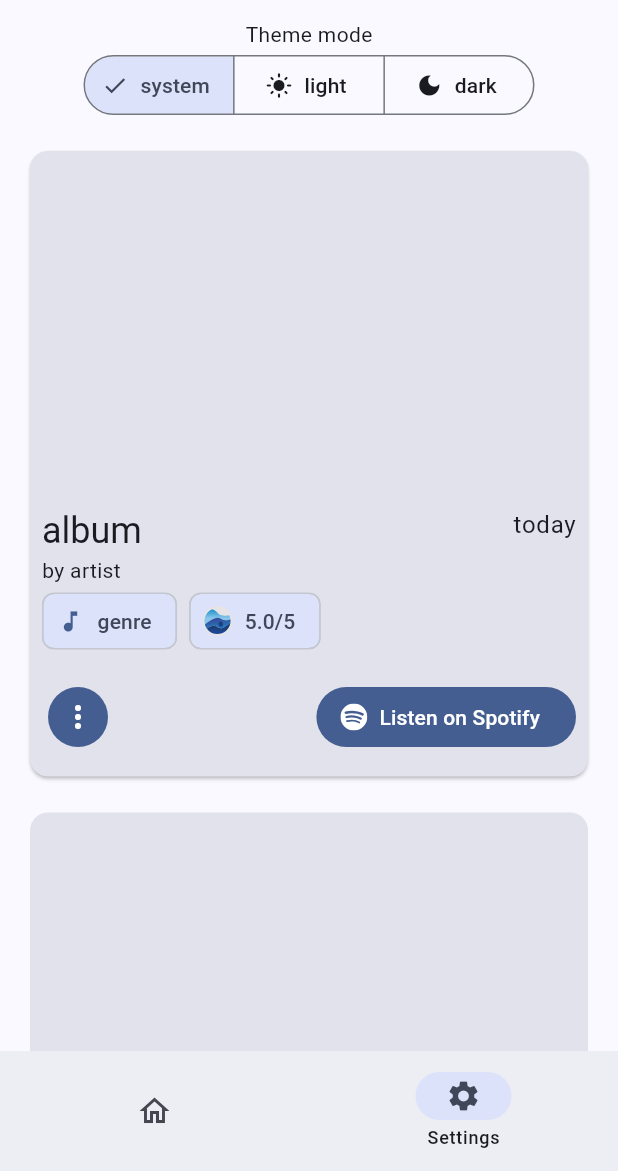
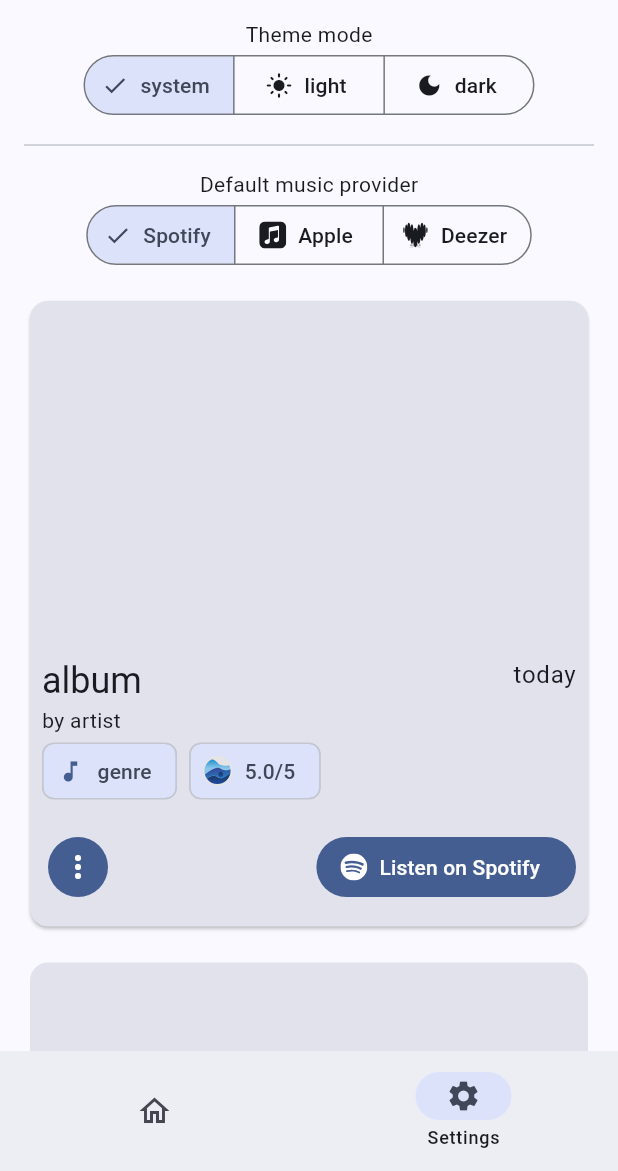
Before and after one commit to apoleon33/cradle, a Flutter app: the screen it shows after launch, item 2 of the bottom bar chosen, on a phone screen of 412 x 824 dp, the part 65-1236 px from its top. Run offline on Flutter 3.47's test engine with Material 3 defaults, Android fonts, the phone set to English and light mode, and no system bars; our stand-ins replace dio, flutter_svg, shared_preferences; network calls fail.

Commit message:
possibility to change default music provider

```diff
--- a/lib/route/home.dart
+++ b/lib/route/home.dart
@@ -1,6 +1,8 @@
 import 'package:cradle/navigation.dart';
 import 'package:cradle/route/settings.dart';
+import 'package:cradle/services.dart';
 import 'package:flutter/material.dart';
+import 'package:provider/provider.dart';
 
 import 'albumCard.dart';
 
@@ -87,7 +89,9 @@
     _createAlbumList();
     List<Widget> albumCards = albumList;
 
-    return Scaffold(
+    return ChangeNotifierProvider(
+      create: (context) => ServiceNotifier(),
+      child: Scaffold(
         appBar: AppBar(
           backgroundColor: Theme.of(context).colorScheme.surface,
           title: Align(
@@ -106,7 +110,8 @@
                     },
                     icon: (!isCard)
                         ? const Icon(Icons.view_list)
-                        : const Icon(Icons.grid_view))
+                        : const Icon(Icons.grid_view),
+                  )
                 ]
               : [],
         ),
@@ -123,8 +128,11 @@
             ),
           ),
         ),
-      bottomNavigationBar:
-          Navigation(callBack: callBack, currentPageIndex: indexPage),
+        bottomNavigationBar: Navigation(
+          callBack: callBack,
+          currentPageIndex: indexPage,
+        ),
+      ),
     );
   }
 }
--- a/lib/route/settings.dart
+++ b/lib/route/settings.dart
@@ -1,7 +1,9 @@
 import 'package:cradle/theme_manager.dart';
 import 'package:flutter/material.dart';
+import 'package:flutter_svg/flutter_svg.dart';
 import 'package:provider/provider.dart';
 import 'package:shared_preferences/shared_preferences.dart';
+import 'package:cradle/services.dart';
 
 class Settings extends StatefulWidget {
   const Settings({super.key});
@@ -12,6 +14,7 @@
 
 class _Settings extends State<Settings> {
   int colorMode = 0;
+  Service? selectedService = Service.spotify;
 
   @override
   void initState() {
@@ -35,19 +38,43 @@
       child: Column(
         children: [
           const Text("Theme mode"),
-          Consumer<ModeTheme>(builder: (context, themeMode, child) {
+          buildThemeMode(),
+          const Padding(
+            padding: EdgeInsets.only(
+              top: 8.0,
+              bottom: 8.0,
+            ),
+            child: Divider(
+              indent: 16.0,
+              endIndent: 16.0,
+            ),
+          ),
+          const Text("Default music provider"),
+          buildServiceSelection(),
+        ],
+      ),
+    );
+  }
+
+  Widget buildThemeMode() {
+    return Consumer<ModeTheme>(builder: (context, themeMode, child) {
       return SegmentedButton(
         segments: const [
           ButtonSegment(
             value: 0,
             label: Text("system"),
-                    icon: Icon(Icons.settings_brightness)),
+            icon: Icon(Icons.settings_brightness),
+          ),
           ButtonSegment(
             value: 1,
             label: Text("light"),
-                    icon: Icon(Icons.light_mode)),
+            icon: Icon(Icons.light_mode),
+          ),
           ButtonSegment(
-                    value: 2, label: Text("dark"), icon: Icon(Icons.dark_mode))
+            value: 2,
+            label: Text("dark"),
+            icon: Icon(Icons.dark_mode),
+          )
         ],
         selected: <int>{themeMode.themeMode},
         onSelectionChanged: (Set<int> newSelection) async {
@@ -59,9 +86,46 @@
           await prefs.setInt('color', newSelection.first);
         },
       );
-          })
-        ],
+    });
+  }
+
+  Widget buildServiceSelection() {
+    return Consumer<ServiceNotifier>(
+      builder: (context, serviceNotifier, child) {
+        List<ButtonSegment> servicesList = [];
+        for (var element in Service.values) {
+          servicesList.add(
+            ButtonSegment(
+              value: element,
+              label: Text(element.name),
+              icon: SvgPicture.asset(
+                element.iconPath,
+                width: 18.0,
+                color: Theme.of(context).colorScheme.onSurface,
+              ),
             ),
           );
         }
+
+        return Padding(
+          padding: const EdgeInsets.only(
+            left: 16.0,
+            right: 16.0,
+          ),
+          child: SegmentedButton(
+            segments: servicesList,
+            selected: {serviceNotifier.currentService},
+            onSelectionChanged: (Set newSelection) async {
+              serviceNotifier.currentService = newSelection.first;
+              final pref = await SharedPreferences.getInstance();
+              setState(() {
+                selectedService = newSelection.first;
+              });
+              await pref.setInt('service', newSelection.first.index);
+            },
+          ),
+        );
+      },
+    );
   }
+}
--- /dev/null
+++ b/lib/services.dart
@@ -0,0 +1,63 @@
+import 'package:flutter/material.dart';
+import 'package:shared_preferences/shared_preferences.dart';
+
+enum Service {
+  spotify(
+    name: "Spotify",
+    iconPath: "assets/spotify.svg",
+    fullName: "Spotify",
+    searchUrl: 'https://open.spotify.com/search/',
+  ),
+  apple(
+    name: "Apple",
+    iconPath: "assets/apple.svg",
+    fullName: "Apple Music",
+    searchUrl: 'https://music.apple.com/us/search?term=',
+  ),
+  deezer(
+    name: "Deezer",
+    iconPath: "assets/deezer.svg",
+    fullName: "Deezer",
+    searchUrl: 'https://www.deezer.com/search/',
+  );
+
+  const Service({
+    required this.name,
+    required this.iconPath,
+    required this.fullName,
+    required this.searchUrl,
+  });
+
+  final String name;
+  final String iconPath;
+  final String fullName;
+  final String searchUrl;
+}
+
+class ServiceNotifier extends ChangeNotifier {
+  Service _currentService = Service.spotify;
+
+  ServiceNotifier() {
+    _initCurrentService();
+  }
+
+  void _initCurrentService() async {
+    final prefs = await SharedPreferences.getInstance();
+
+    int i = prefs.getInt('service') ?? 0;
+
+    for (Service element in Service.values) {
+      if (element.index == i) {
+        currentService = element;
+        break;
+      }
+    }
+  }
+
+  Service get currentService => _currentService;
+
+  set currentService(Service newService) {
+    _currentService = newService;
+    notifyListeners();
+  }
+}
--- a/pubspec.yaml
+++ b/pubspec.yaml
@@ -51,7 +51,7 @@
   # activated in the `analysis_options.yaml` file located at the root of your
   # package. See that file for information about deactivating specific lint
   # rules and activating additional ones.
-  flutter_lints: ^2.0.0
+  flutter_lints: ^3.0.1
 
 # For information on the generic Dart part of this file, see the
 # following page: https://dart.dev/tools/pub/pubspec
@@ -69,8 +69,8 @@
     - assets/rym.svg
     - assets/spotify.svg
     - assets/default.png
-  #   - images/a_dot_burr.jpeg
-  #   - images/a_dot_ham.jpeg
+    - assets/deezer.svg
+    - assets/apple.svg
 
   # An image asset can refer to one or more resolution-specific "variants", see
   # https://flutter.dev/assets-and-images/#resolution-aware
```
Also changed, not shown: lib/albumCard/display_as_card.dart (+20 -4 lines), assets/apple.svg (added), assets/deezer.svg (added), pubspec.lock. Lines whose indentation alone changed are shown as unchanged.
